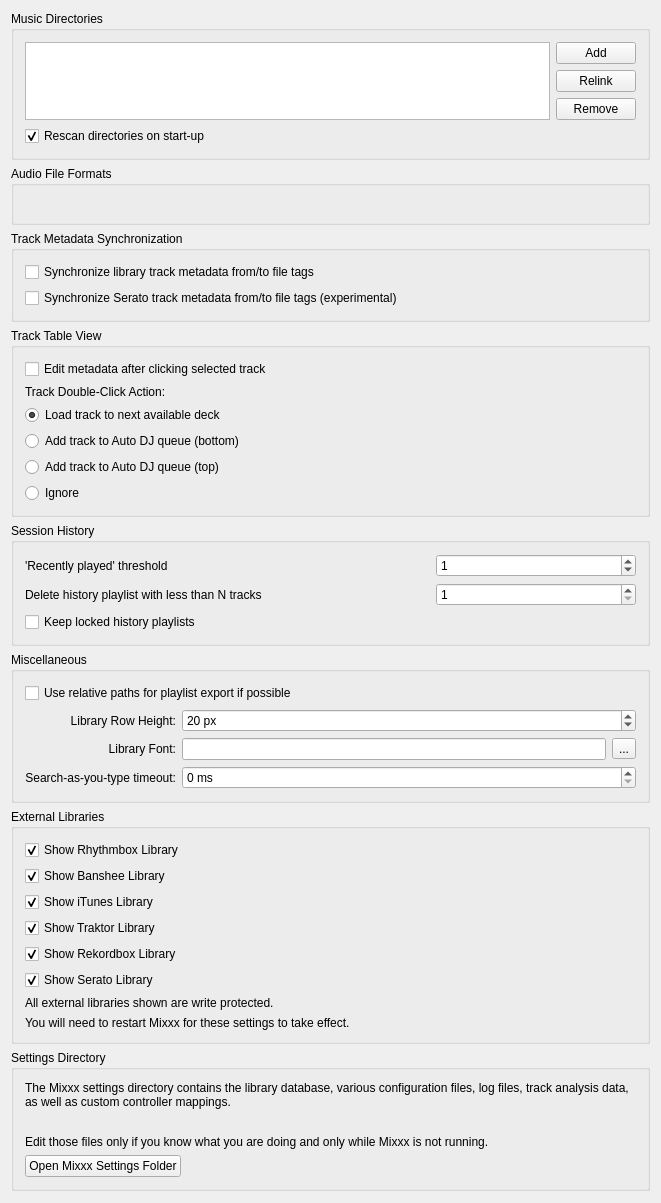
Qt form src/preferences/dialog/dlgpreflibrarydlg.ui (mixxxdj/mixxx) before a commit.
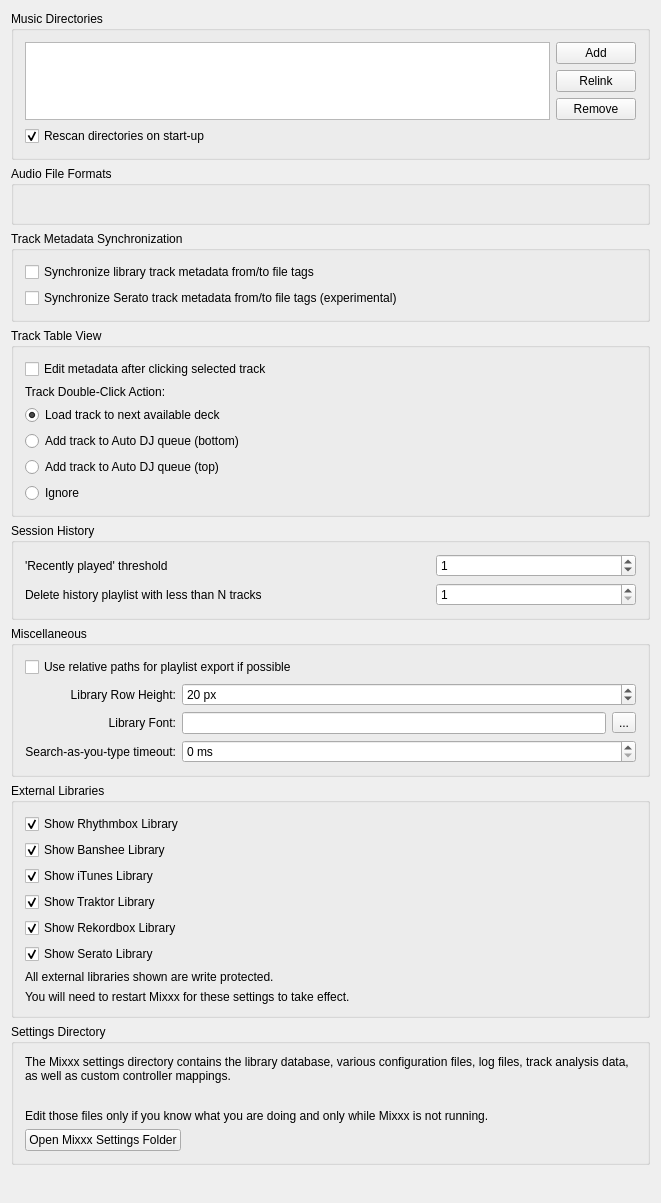
The same form after that commit.

Commit message: PlaylistDAO: always keep locked playlists

The edit to the form file:
```diff
--- a/src/preferences/dialog/dlgpreflibrarydlg.ui
+++ b/src/preferences/dialog/dlgpreflibrarydlg.ui
@@ -272,17 +272,6 @@
        </widget>
       </item>
 
-      <item row="3" column="0" colspan="2">
-       <widget class="QCheckBox" name="checkBox_history_cleanup_keep_locked">
-        <property name="toolTip">
-         <string>Locked history playlist will not be deleted no matter how many tracks they contain.&lt;br/&gt;&lt;br/&gt;Note: the cleanup will be performed during startup and shutdown of Mixxx.</string>
-        </property>
-        <property name="text">
-         <string>Keep locked history playlists</string>
-        </property>
-       </widget>
-      </item>
-
      </layout>
     </widget>
    </item><!-- History -->
```
Left out of the diff: 1 changed line with no effect on the pictures. The commit also changes 7 other files.
